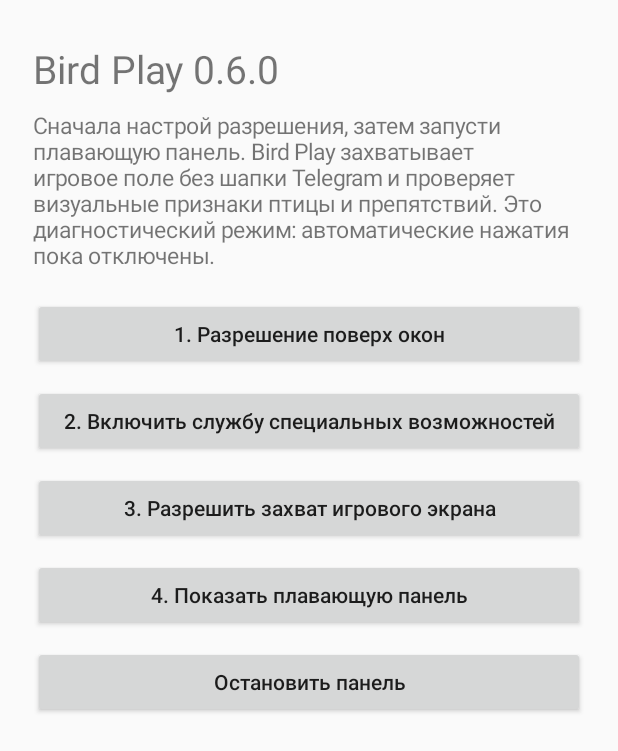
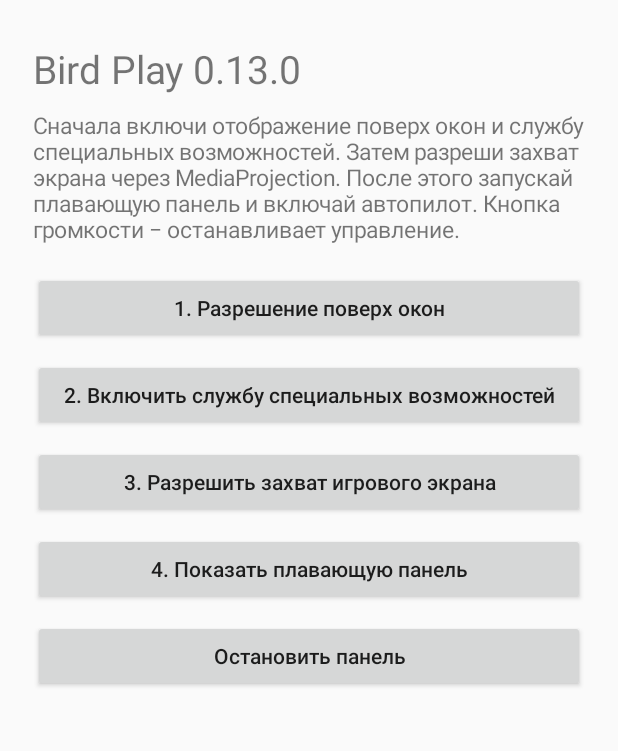
Before and after one commit to Lucis-Caelum/Bird-app, an Android app: the screen it shows after launch (MainActivity), on a phone screen of 412 x 824 dp. Shown: the top 751 px of the screen. Run offline under Robolectric (Android 15) with nearby library versions, the phone set to English and light mode, and no system bars.

Commit message:
Wire MediaProjection stop and update app version/instructions

```diff
--- a/app/src/main/java/com/luciscaelum/slayautoplayer/MainActivity.kt
+++ b/app/src/main/java/com/luciscaelum/slayautoplayer/MainActivity.kt
@@ -28,12 +28,12 @@ class MainActivity : Activity() {
         }
 
         content.addView(TextView(this).apply {
-            text = "Bird Play 0.6.0"
+            text = "Bird Play 0.13.0"
             textSize = 26f
         })
 
         content.addView(TextView(this).apply {
-            text = "Сначала настрой разрешения, затем запусти плавающую панель. Bird Play захватывает игровое поле без шапки Telegram и проверяет визуальные признаки птицы и препятствий. Это диагностический режим: автоматические нажатия пока отключены."
+            text = "Сначала включи отображение поверх окон и службу специальных возможностей. Затем разреши захват экрана через MediaProjection. После этого запускай плавающую панель и включай автопилот. Кнопка громкости − останавливает управление."
             textSize = 15f
             setPadding(0, dp(10), 0, dp(8))
         })
```
